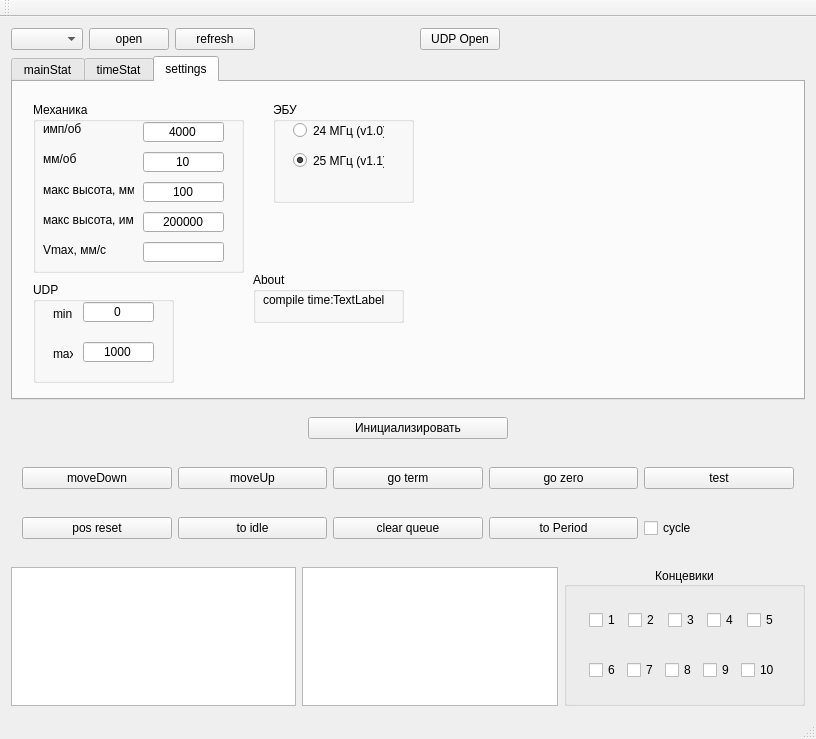
First picture: the form in mainwindow.ui, repository PoldenDev/polden-ver-motorControl-desktop, before the edit.
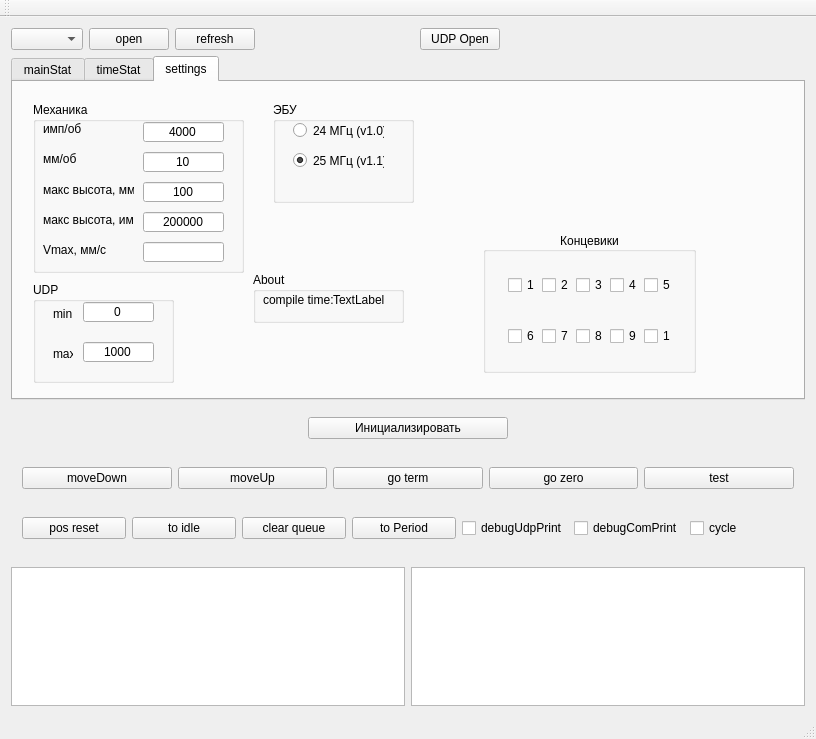
Second picture: the form after the edit. The open tabs and pages were chosen to show the change.

```diff
--- a/mainwindow.ui
+++ b/mainwindow.ui
@@ -1642,6 +1642,142 @@
          </property>
         </widget>
        </widget>
+       <widget class="QGroupBox" name="groupBox">
+        <property name="geometry">
+         <rect>
+          <x>470</x>
+          <y>150</y>
+          <width>213</width>
+          <height>141</height>
+         </rect>
+        </property>
+        <property name="title">
+         <string>Концевики</string>
+        </property>
+        <property name="alignment">
+         <set>Qt::AlignCenter</set>
+        </property>
+        <property name="flat">
+         <bool>false</bool>
+        </property>
+        <layout class="QVBoxLayout" name="verticalLayout_4">
+         <property name="spacing">
+          <number>6</number>
+         </property>
+         <item>
+          <widget class="QWidget" name="widget_5" native="true">
+           <layout class="QHBoxLayout" name="horizontalLayout_6">
+            <item>
+             <widget class="QCheckBox" name="term1">
+              <property name="text">
+               <string>1</string>
+              </property>
+              <property name="checkable">
+               <bool>true</bool>
+              </property>
+             </widget>
+            </item>
+            <item>
+             <widget class="QCheckBox" name="term2">
+              <property name="text">
+               <string>2</string>
+              </property>
+              <property name="checkable">
+               <bool>true</bool>
+              </property>
+             </widget>
+            </item>
+            <item>
+             <widget class="QCheckBox" name="term3">
+              <property name="text">
+               <string>3</string>
+              </property>
+              <property name="checkable">
+               <bool>true</bool>
+              </property>
+             </widget>
+            </item>
+            <item>
+             <widget class="QCheckBox" name="term4">
+              <property name="text">
+               <string>4</string>
+              </property>
+              <property name="checkable">
+               <bool>true</bool>
+              </property>
+             </widget>
+            </item>
+            <item>
+             <widget class="QCheckBox" name="term5">
+              <property name="text">
+               <string>5</string>
+              </property>
+              <property name="checkable">
+               <bool>true</bool>
+              </property>
+             </widget>
+            </item>
+           </layout>
+          </widget>
+         </item>
+         <item>
+          <widget class="QWidget" name="widget_9" native="true">
+           <layout class="QHBoxLayout" name="horizontalLayout_7">
+            <item>
+             <widget class="QCheckBox" name="term6">
+              <property name="text">
+               <string>6</string>
+              </property>
+              <property name="checkable">
+               <bool>true</bool>
+              </property>
+             </widget>
+            </item>
+            <item>
+             <widget class="QCheckBox" name="term7">
+              <property name="text">
+               <string>7</string>
+              </property>
+              <property name="checkable">
+               <bool>true</bool>
+              </property>
+             </widget>
+            </item>
+            <item>
+             <widget class="QCheckBox" name="term8">
+              <property name="text">
+               <string>8</string>
+              </property>
+              <property name="checkable">
+               <bool>true</bool>
+              </property>
+             </widget>
+            </item>
+            <item>
+             <widget class="QCheckBox" name="term9">
+              <property name="text">
+               <string>9</string>
+              </property>
+              <property name="checkable">
+               <bool>true</bool>
+              </property>
+             </widget>
+            </item>
+            <item>
+             <widget class="QCheckBox" name="term10">
+              <property name="text">
+               <string>10</string>
+              </property>
+              <property name="checkable">
+               <bool>true</bool>
+              </property>
+             </widget>
+            </item>
+           </layout>
+          </widget>
+         </item>
+        </layout>
+       </widget>
       </widget>
      </widget>
     </item>
@@ -1742,6 +1878,20 @@
          </property>
         </widget>
        </item>
+       <item>
+        <widget class="QCheckBox" name="checkBoxDebugUDPPrint">
+         <property name="text">
+          <string>debugUdpPrint</string>
+         </property>
+        </widget>
+       </item>
+       <item>
+        <widget class="QCheckBox" name="checkBoxDebugComPrint">
+         <property name="text">
+          <string>debugComPrint</string>
+         </property>
+        </widget>
+       </item>
        <item>
         <widget class="QCheckBox" name="checkBoxCycle">
          <property name="text">
@@ -1792,7 +1942,7 @@
        <item>
         <widget class="QPlainTextEdit" name="plainTextUDP">
          <property name="sizePolicy">
-          <sizepolicy hsizetype="Preferred" vsizetype="Preferred">
+          <sizepolicy hsizetype="Expanding" vsizetype="Preferred">
            <horstretch>0</horstretch>
            <verstretch>0</verstretch>
           </sizepolicy>
@@ -1814,136 +1964,6 @@
          </property>
         </widget>
        </item>
-       <item>
-        <widget class="QGroupBox" name="groupBox">
-         <property name="title">
-          <string>Концевики</string>
-         </property>
-         <property name="alignment">
-          <set>Qt::AlignCenter</set>
-         </property>
-         <property name="flat">
-          <bool>false</bool>
-         </property>
-         <layout class="QVBoxLayout" name="verticalLayout_4">
-          <property name="spacing">
-           <number>6</number>
-          </property>
-          <item>
-           <widget class="QWidget" name="widget_5" native="true">
-            <layout class="QHBoxLayout" name="horizontalLayout_6">
-             <item>
-              <widget class="QCheckBox" name="term1">
-               <property name="text">
-                <string>1</string>
-               </property>
-               <property name="checkable">
-                <bool>true</bool>
-               </property>
-              </widget>
-             </item>
-             <item>
-              <widget class="QCheckBox" name="term2">
-               <property name="text">
-                <string>2</string>
-               </property>
-               <property name="checkable">
-                <bool>true</bool>
-               </property>
-              </widget>
-             </item>
-             <item>
-              <widget class="QCheckBox" name="term3">
-               <property name="text">
-                <string>3</string>
-               </property>
-               <property name="checkable">
-                <bool>true</bool>
-               </property>
-              </widget>
-             </item>
-             <item>
-              <widget class="QCheckBox" name="term4">
-               <property name="text">
-                <string>4</string>
-               </property>
-               <property name="checkable">
-                <bool>true</bool>
-               </property>
-              </widget>
-             </item>
-             <item>
-              <widget class="QCheckBox" name="term5">
-               <property name="text">
-                <string>5</string>
-               </property>
-               <property name="checkable">
-                <bool>true</bool>
-               </property>
-              </widget>
-             </item>
-            </layout>
-           </widget>
-          </item>
-          <item>
-           <widget class="QWidget" name="widget_9" native="true">
-            <layout class="QHBoxLayout" name="horizontalLayout_7">
-             <item>
-              <widget class="QCheckBox" name="term6">
-               <property name="text">
-                <string>6</string>
-               </property>
-               <property name="checkable">
-                <bool>true</bool>
-               </property>
-              </widget>
-             </item>
-             <item>
-              <widget class="QCheckBox" name="term7">
-               <property name="text">
-                <string>7</string>
-               </property>
-               <property name="checkable">
-                <bool>true</bool>
-               </property>
-              </widget>
-             </item>
-             <item>
-              <widget class="QCheckBox" name="term8">
-               <property name="text">
-                <string>8</string>
-               </property>
-               <property name="checkable">
-                <bool>true</bool>
-               </property>
-              </widget>
-             </item>
-             <item>
-              <widget class="QCheckBox" name="term9">
-               <property name="text">
-                <string>9</string>
-               </property>
-               <property name="checkable">
-                <bool>true</bool>
-               </property>
-              </widget>
-             </item>
-             <item>
-              <widget class="QCheckBox" name="term10">
-               <property name="text">
-                <string>10</string>
-               </property>
-               <property name="checkable">
-                <bool>true</bool>
-               </property>
-              </widget>
-             </item>
-            </layout>
-           </widget>
-          </item>
-         </layout>
-        </widget>
-       </item>
       </layout>
      </widget>
     </item>
```
